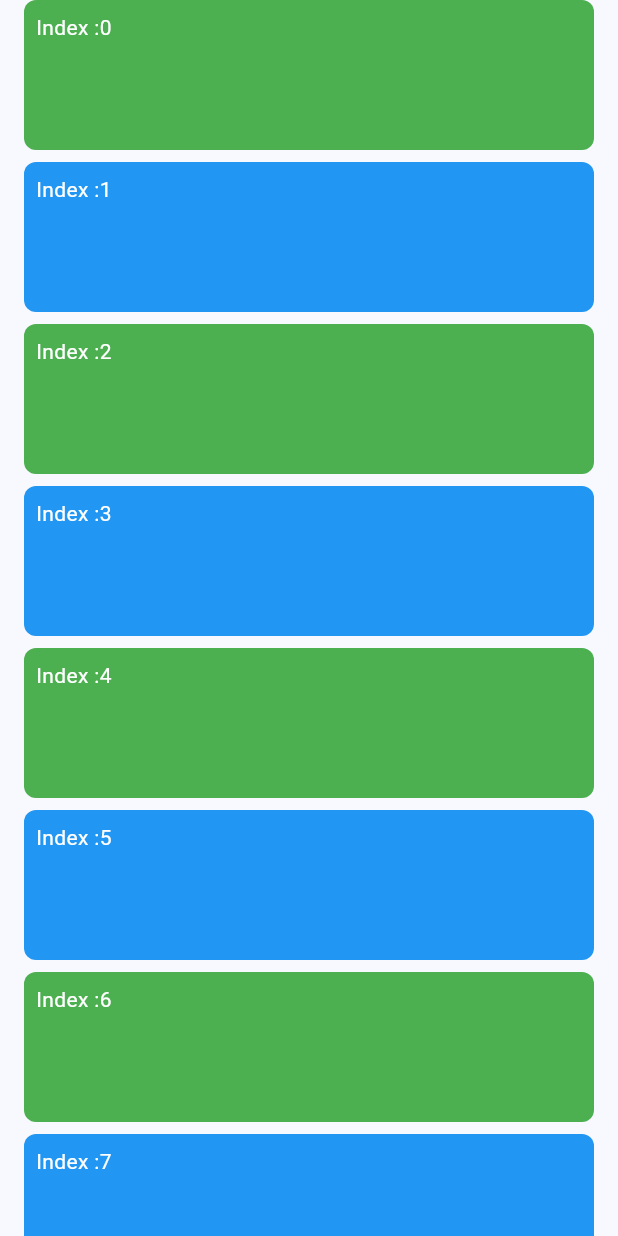
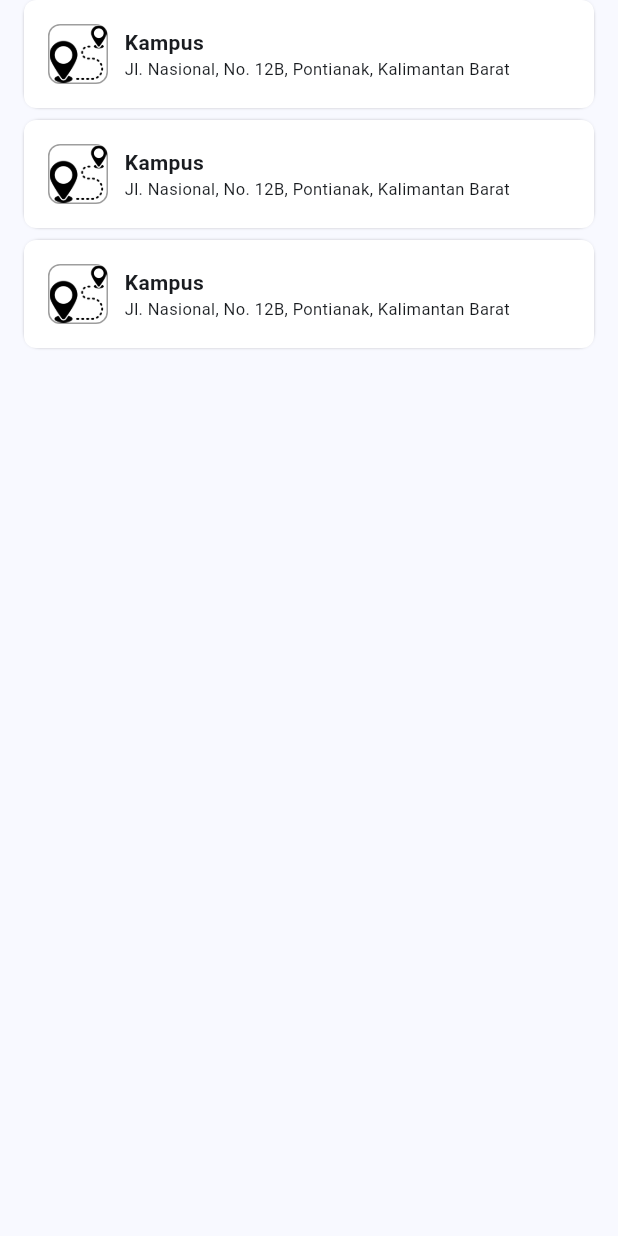
Before and after one commit to yanmastra/flutter_training, a Flutter app: the ListViewExample widget shown alone on an empty page, opened directly, on a phone screen of 412 x 824 dp. Run offline on Flutter 3.47's test engine with Material 2 defaults, Android fonts, the phone set to English and light mode, and no system bars.

```diff
--- a/lib/list_view_example.dart
+++ b/lib/list_view_example.dart
@@ -2,24 +2,68 @@ import 'package:flutter/material.dart';
 
 class ListViewExample extends StatelessWidget {
   @override
-  Widget build(BuildContext context) => ListView.separated(
+  Widget build(BuildContext context) => SizedBox(
+        height: 720,
+        child: ListView.separated(
           // mainAxisAlignment: MainAxisAlignment.center,
           padding: const EdgeInsets.symmetric(horizontal: 16),
           scrollDirection: Axis.vertical,
-        itemCount: 200,
+          itemCount: 3,
           separatorBuilder: (context, index) => const SizedBox(
             height: 8,
+            // width: 8,
           ),
-        itemBuilder: (context, index) => Container(
-          height: 100,
-          padding: const EdgeInsets.all(8),
+          itemBuilder: (context, index) => InkWell(
+            onTap: () {
+              print("clicked $index");
+            },
+            child: Container(
+              // width: 200,
+              padding: const EdgeInsets.all(16),
               decoration: BoxDecoration(
                 borderRadius: BorderRadius.circular(8),
-            color: (index % 2) == 1 ? Colors.blue : Colors.green,
+                boxShadow: const [BoxShadow(color: Colors.black, blurRadius: 2, spreadRadius: -2)],
+                color: Colors.white,
               ),
-          child: Text(
-            "Index :$index",
-            style: const TextStyle(color: Colors.white),
+              child: Row(
+                mainAxisAlignment: MainAxisAlignment.center,
+                children: [
+                  Container(
+                    width: 40,
+                    height: 40,
+                    decoration: BoxDecoration(
+                      borderRadius: BorderRadius.circular(8),
+                      border: Border.all(width: 1, color: Colors.grey),
+                    ),
+                    child: Image.asset('assets/destination.png'),
+                  ),
+                  const SizedBox(
+                    width: 11,
+                  ),
+                  const Expanded(
+                    child: Column(
+                      crossAxisAlignment: CrossAxisAlignment.stretch,
+                      children: [
+                        Text(
+                          "Kampus",
+                          style: TextStyle(
+                            fontWeight: FontWeight.bold,
+                            fontSize: 14,
+                          ),
+                        ),
+                        Text(
+                          "Jl. Nasional, No. 12B, Pontianak, Kalimantan Barat",
+                          style: TextStyle(
+                            fontWeight: FontWeight.normal,
+                            fontSize: 11,
+                          ),
+                        ),
+                      ],
+                    ),
+                  )
+                ],
+              ),
+            ),
           ),
         ),
       );
```
Also changed, not shown: lib/main.dart (+31 -2 lines), pubspec.yaml (+4 -7 lines), assets/destination.png (added). Lines whose indentation alone changed are shown as unchanged.
